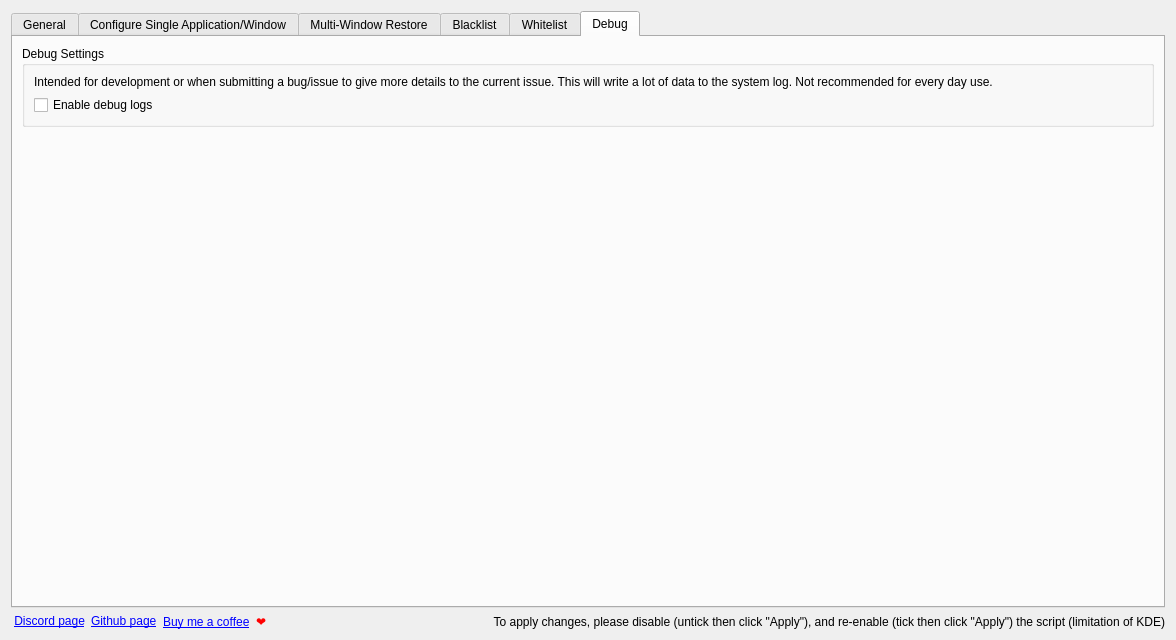
First picture: the form in src/contents/ui/config.ui, repository rxappdev/RememberWindowPositions, before the edit.
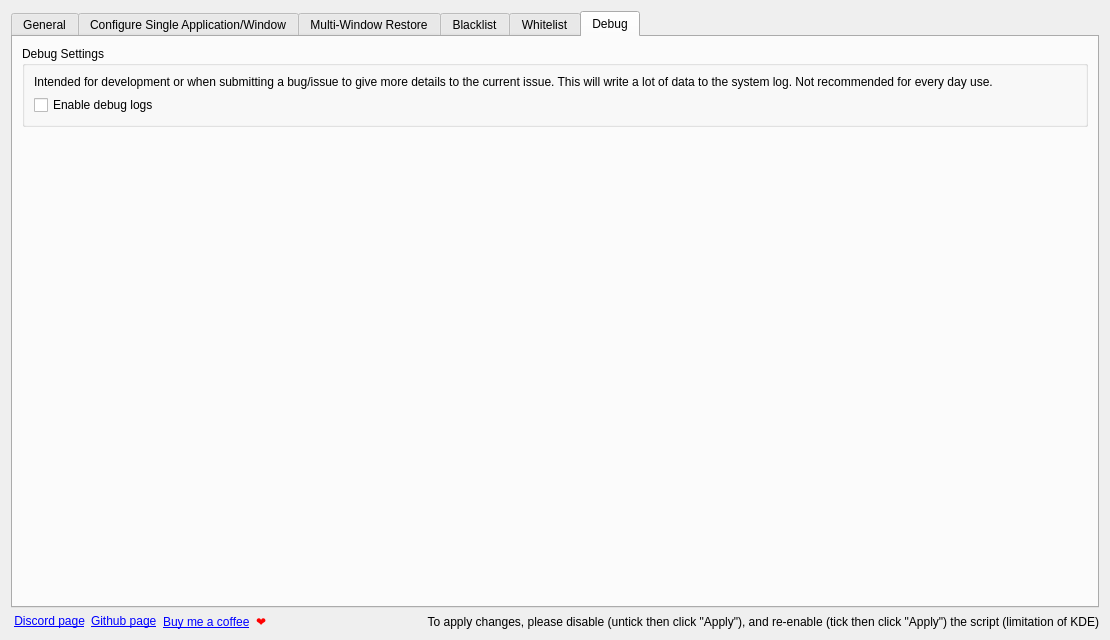
Second picture: the form after the edit. The open tabs and pages were chosen to show the change. Icons and pictures are not drawn.

Commit message: Wildcards * can now be used on the blacklist/whitelist/perfect match list

Patch:
```diff
--- a/src/contents/ui/config.ui
+++ b/src/contents/ui/config.ui
@@ -6,7 +6,7 @@
    <rect>
     <x>0</x>
     <y>0</y>
-    <width>1176</width>
+    <width>1110</width>
     <height>640</height>
    </rect>
   </property>
@@ -660,6 +660,9 @@
             <property name="text">
              <string>Intended for development or when submitting a bug/issue to give more details to the current issue. This will write a lot of data to the system log. Not recommended for every day use.</string>
             </property>
+            <property name="wordWrap">
+             <bool>true</bool>
+            </property>
            </widget>
           </item>
           <item>
```
Left out of the diff: 6 changed lines with no effect on the pictures. The commit also changes 2 other files.
